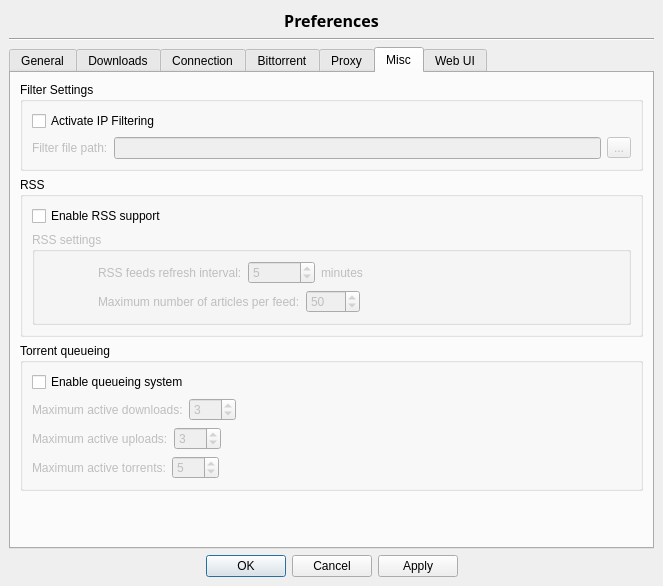
Old version of the form src/options.ui in the repository SysAdminDoc/qBittorrent-Vanced.
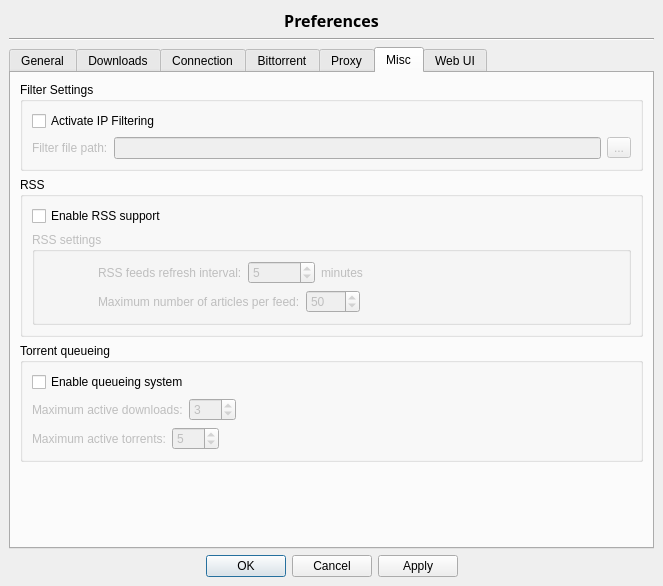
New version of the form. The open tabs and pages were chosen to show the change. Icons and pictures are not drawn.

Patch:
```diff
--- a/src/options.ui
+++ b/src/options.ui
@@ -1996,49 +1996,6 @@
             </item>
            </layout>
           </item>
-          <item>
-           <layout class="QHBoxLayout" name="_2" >
-            <item>
-             <widget class="QLabel" name="label_max_active_up" >
-              <property name="enabled" >
-               <bool>false</bool>
-              </property>
-              <property name="text" >
-               <string>Maximum active uploads:</string>
-              </property>
-             </widget>
-            </item>
-            <item>
-             <widget class="QSpinBox" name="spinMaxActiveUploads" >
-              <property name="enabled" >
-               <bool>false</bool>
-              </property>
-              <property name="minimum" >
-               <number>1</number>
-              </property>
-              <property name="maximum" >
-               <number>999</number>
-              </property>
-              <property name="value" >
-               <number>3</number>
-              </property>
-             </widget>
-            </item>
-            <item>
-             <spacer>
-              <property name="orientation" >
-               <enum>Qt::Horizontal</enum>
-              </property>
-              <property name="sizeHint" stdset="0" >
-               <size>
-                <width>40</width>
-                <height>20</height>
-               </size>
-              </property>
-             </spacer>
-            </item>
-           </layout>
-          </item>
           <item>
            <layout class="QHBoxLayout" >
             <item>
```
